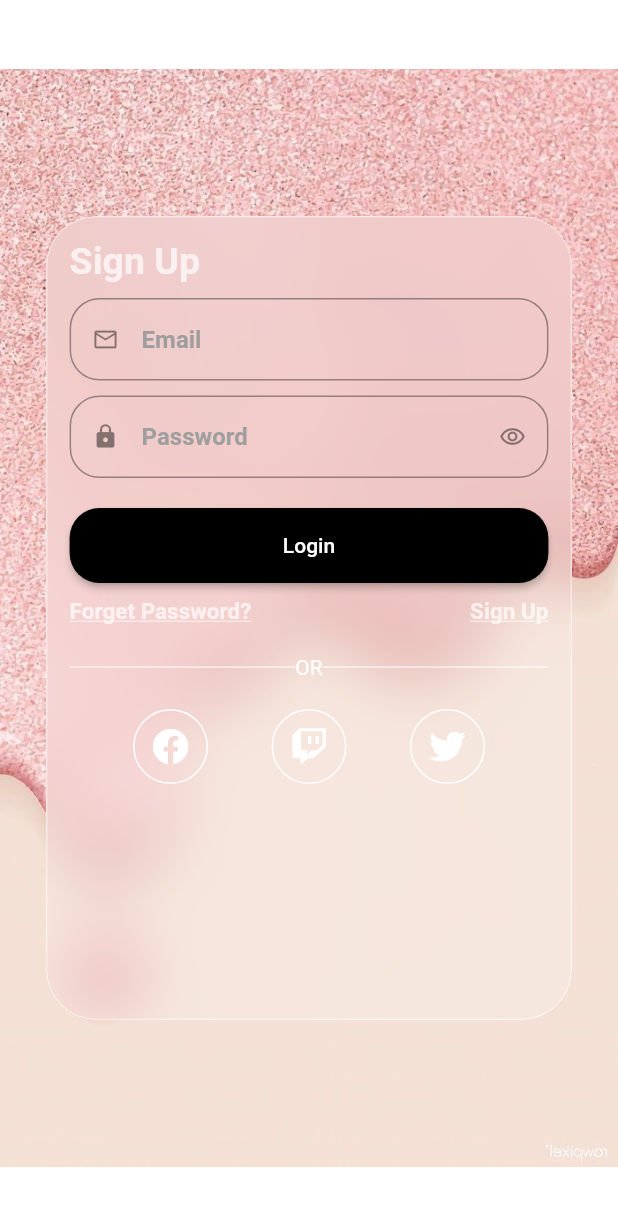
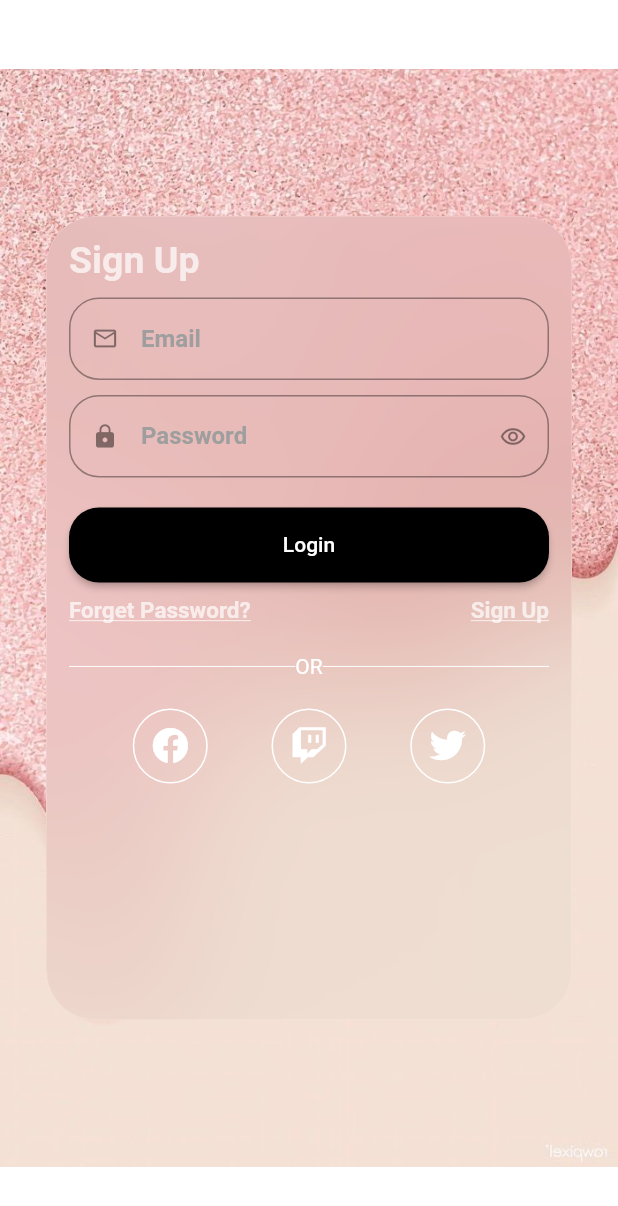
Before and after one commit to pranavo72bex/glassmor_Login, a Flutter app: the screen it shows after launch, on a phone screen of 412 x 824 dp. Shown: the top 1206 px of the screen. Run offline on Flutter 3.47's test engine with Material 2 defaults, Android fonts, the phone set to English and light mode, and no system bars; our stand-ins replace font_awesome_flutter, get.

Commit message:
color changes

```diff
--- a/lib/app/modules/home/views/home_view.dart
+++ b/lib/app/modules/home/views/home_view.dart
@@ -29,17 +29,17 @@ class HomeView extends GetView<HomeController> {
               ),
               child: BackdropFilter(
                 filter: ImageFilter.blur(
-                  sigmaX: 20,
-                  sigmaY: 20,
+                  sigmaX: 50,
+                  sigmaY: 50,
                 ),
                 child: Container(
                   padding: EdgeInsets.all(15),
                   decoration: BoxDecoration(
                     border: Border.all(
                       color: Colors.white,
-                      width: 0.5,
+                      width: 0.1,
                     ),
-                    color: Colors.white.withOpacity(0.2),
+                    color: Colors.black.withOpacity(0.02),
                     borderRadius: BorderRadius.circular(
                       MediaQuery.of(context).size.height * 0.04,
                     ),
```
